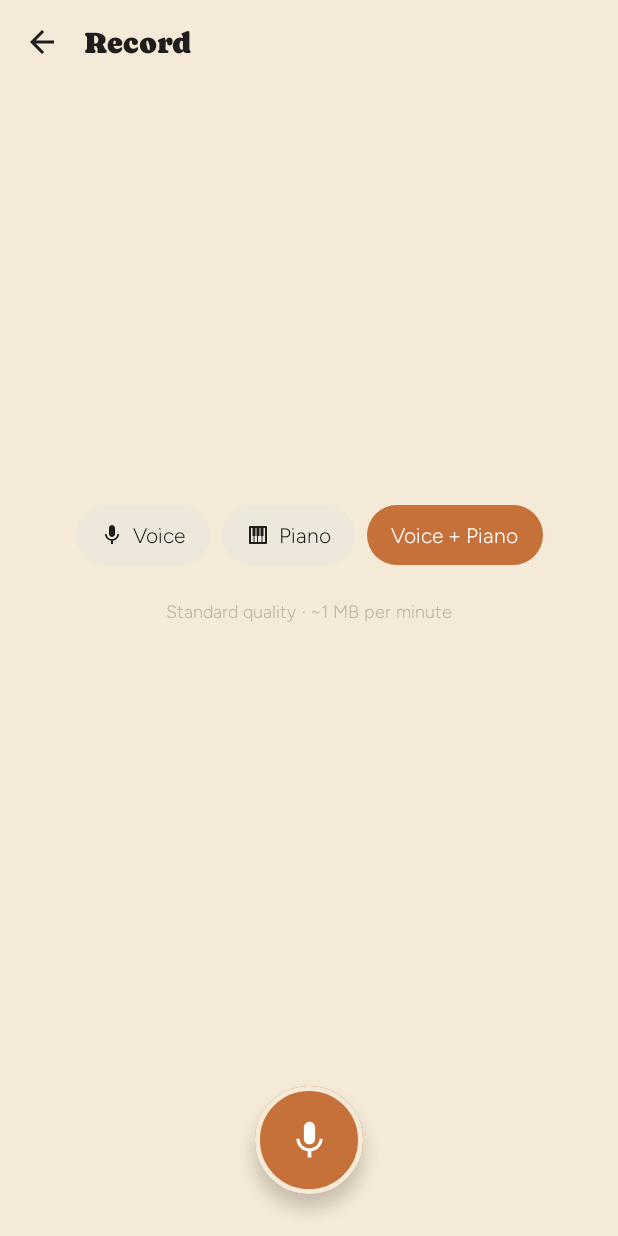
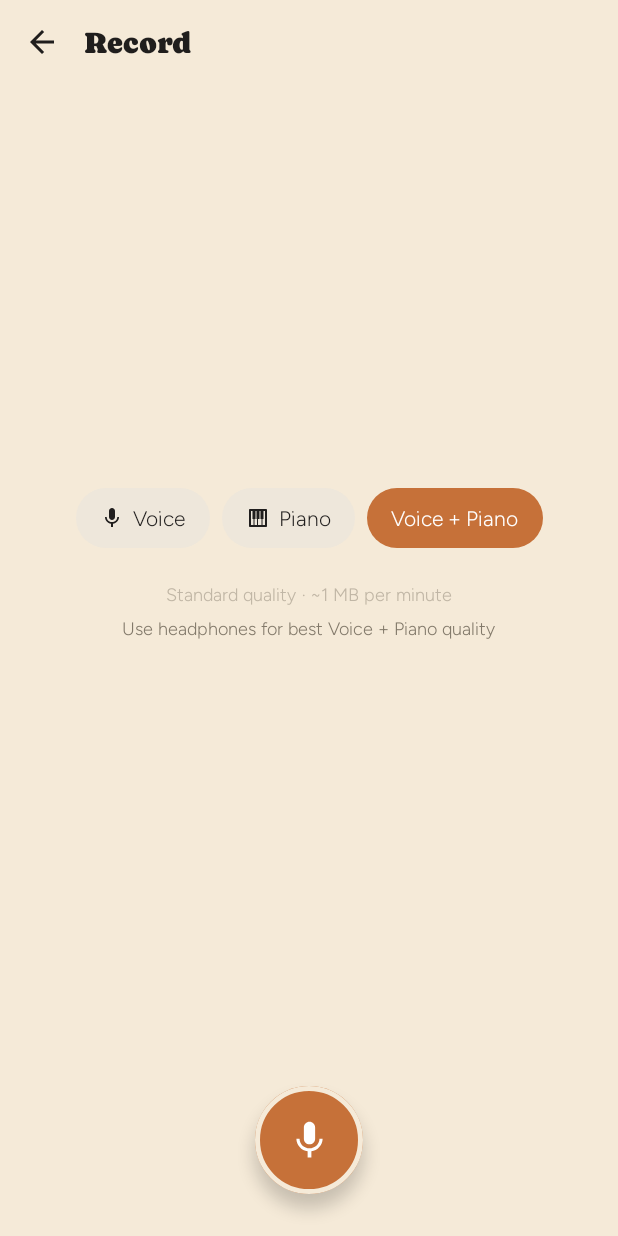
Before and after one commit to Cyber4036/SongPad, an Android app built with Jetpack Compose: the composable RecordScreen called with empty values, after a tap on "Voice + Piano", on a phone screen of 412 x 824 dp. Run offline under Robolectric (Android 15) with nearby library versions, the light colour scheme and no system bars; our stand-ins replace Dagger/Hilt's generated code, Navigation 3; network calls fail; 9 statements that could not run were skipped; 3 other taps on this screen came first.

Commit message:
feat(audio): use generic input preset and digital piano capture mix (amends ADR-0035)

```diff
--- a/core/audio/src/main/kotlin/com/songpad/core/audio/piano/NativePiano.kt
+++ b/core/audio/src/main/kotlin/com/songpad/core/audio/piano/NativePiano.kt
@@ -15,8 +15,8 @@ class NativePiano : AutoCloseable {
     fun noteOff(note: Int) = nativeNoteOff(handle, note)
     fun allNotesOff() = nativeAllNotesOff(handle)
 
-    /** ADR-0035: mix the sampler's output into the capture stream (process-wide; see sampler_tap.h). */
-    fun setCaptureMix(enabled: Boolean) = nativeSetCaptureMix(enabled)
+    /** ADR-0035 (amended): mix the sampler's output into the capture stream (process-wide; see sampler_tap.h). */
+    fun setCaptureMix(enabled: Boolean, replaceMic: Boolean = false) = nativeSetCaptureMix(enabled, replaceMic)
 
     override fun close() {
         if (handle != 0L) { nativeClose(handle); nativeDestroy(handle); handle = 0L }
@@ -32,7 +32,7 @@ class NativePiano : AutoCloseable {
     private external fun nativeNoteOn(handle: Long, note: Int, velocity: Int)
     private external fun nativeNoteOff(handle: Long, note: Int)
     private external fun nativeAllNotesOff(handle: Long)
-    private external fun nativeSetCaptureMix(enabled: Boolean)
+    private external fun nativeSetCaptureMix(enabled: Boolean, replaceMic: Boolean)
 
     companion object {
         init { System.loadLibrary("songpad_audio") }
--- a/core/audio/src/main/kotlin/com/songpad/core/audio/piano/PianoSamplerEngineImpl.kt
+++ b/core/audio/src/main/kotlin/com/songpad/core/audio/piano/PianoSamplerEngineImpl.kt
@@ -9,6 +9,7 @@ import android.os.Looper
 import com.songpad.core.model.error.PianoError
 import com.songpad.core.model.error.domainFailure
 import com.songpad.core.model.piano.PianoSamplerEngine
+import com.songpad.core.model.take.TakeType
 import dagger.hilt.android.qualifiers.ApplicationContext
 import kotlinx.coroutines.CoroutineScope
 import kotlinx.coroutines.Dispatchers
@@ -28,9 +29,9 @@ import javax.inject.Singleton
  * the native Oboe sampler through [NativePiano]. §8.1: loading starts at screen-open, not at the
  * Piano-mode toggle, so [loadAsync] should be called once when the capture screen appears.
  *
- * ADR-0035 (amends §8.1): while armed, the output route is watched. On headphones there is no acoustic
- * path from speaker to mic, so the sampler is mixed digitally into the capture stream; on the speaker it
- * is not, because the mic already hears it and mixing as well would double every note.
+ * ADR-0035 (amended): while armed, the sampler is mixed digitally into the capture stream.
+ * For PIANO takes, the microphone is muted (replaceMic = true) so the take contains clean digital
+ * piano without room noise. For VOICE_PIANO takes, the piano is mixed with live microphone audio.
  */
 @Singleton
 class PianoSamplerEngineImpl @Inject constructor(
@@ -44,14 +45,7 @@ class PianoSamplerEngineImpl @Inject constructor(
     override val loaded: StateFlow<Boolean> = _loaded.asStateFlow()
 
     private var loadStarted = false
-
-    private val audioManager = context.getSystemService(AudioManager::class.java)
-    private val mainHandler = Handler(Looper.getMainLooper())
-    private var routeWatching = false
-    private val routeCallback = object : AudioDeviceCallback() {
-        override fun onAudioDevicesAdded(addedDevices: Array<out AudioDeviceInfo>) = updateCaptureMix()
-        override fun onAudioDevicesRemoved(removedDevices: Array<out AudioDeviceInfo>) = updateCaptureMix()
-    }
+    private var armedMode: TakeType = TakeType.PIANO
 
     override fun loadAsync() {
         if (loadStarted) return
@@ -87,39 +81,28 @@ class PianoSamplerEngineImpl @Inject constructor(
         }
     }
 
-    override fun arm(): Result<Unit> {
+    override fun arm(mode: TakeType): Result<Unit> {
+        armedMode = mode
         val openResult = native.open()
         if (openResult != 0) return domainFailure(PianoError.StreamOpenFailed("open result $openResult"))
         val startResult = native.start()
         if (startResult != 0) return domainFailure(PianoError.StreamOpenFailed("start result $startResult"))
-        startRouteWatch()
+        startCaptureMix()
         return Result.success(Unit)
     }
 
     override fun disarm() {
-        stopRouteWatch()
+        stopCaptureMix()
         native.allNotesOff()
         native.stop()
     }
 
-    private fun startRouteWatch() {
-        if (routeWatching) return
-        routeWatching = true
-        // Registering fires onAudioDevicesAdded with the current devices, which sets the initial mix state.
-        audioManager.registerAudioDeviceCallback(routeCallback, mainHandler)
-        updateCaptureMix()
+    private fun startCaptureMix() {
+        native.setCaptureMix(enabled = true, replaceMic = armedMode == TakeType.PIANO)
     }
 
-    private fun stopRouteWatch() {
-        if (!routeWatching) return
-        routeWatching = false
-        audioManager.unregisterAudioDeviceCallback(routeCallback)
-        native.setCaptureMix(false)
-    }
-
-    private fun updateCaptureMix() {
-        if (!routeWatching) return
-        native.setCaptureMix(audioManager.getDevices(AudioManager.GET_DEVICES_OUTPUTS).any { it.type in HEADPHONE_TYPES })
+    private fun stopCaptureMix() {
+        native.setCaptureMix(enabled = false, replaceMic = false)
     }
 
     override fun noteOn(note: Int, velocity: Int) = native.noteOn(note, velocity)
@@ -130,13 +113,5 @@ class PianoSamplerEngineImpl @Inject constructor(
     companion object {
         private const val ASSETS_DIR = "piano"
         private const val MANIFEST_PATH = "$ASSETS_DIR/manifest.json"
-
-        /** Output routes with no acoustic path back to the built-in mic. */
-        private val HEADPHONE_TYPES = setOf(
-            AudioDeviceInfo.TYPE_WIRED_HEADPHONES, AudioDeviceInfo.TYPE_WIRED_HEADSET,
-            AudioDeviceInfo.TYPE_USB_HEADSET, AudioDeviceInfo.TYPE_BLUETOOTH_A2DP,
-            AudioDeviceInfo.TYPE_BLUETOOTH_SCO, AudioDeviceInfo.TYPE_BLE_HEADSET,
-            AudioDeviceInfo.TYPE_HEARING_AID,
-        )
     }
 }
--- a/core/data/testing/src/main/kotlin/com/songpad/core/data/testing/FakePianoSamplerEngine.kt
+++ b/core/data/testing/src/main/kotlin/com/songpad/core/data/testing/FakePianoSamplerEngine.kt
@@ -1,6 +1,7 @@
 package com.songpad.core.data.testing
 
 import com.songpad.core.model.piano.PianoSamplerEngine
+import com.songpad.core.model.take.TakeType
 import kotlinx.coroutines.flow.MutableStateFlow
 import kotlinx.coroutines.flow.StateFlow
 
@@ -13,6 +14,7 @@ class FakePianoSamplerEngine : PianoSamplerEngine {
     var disarmCallCount = 0
     var releaseCallCount = 0
     var armResult: Result<Unit> = Result.success(Unit)
+    var lastArmedMode: TakeType? = null
     val noteOnCalls = mutableListOf<Pair<Int, Int>>()
     val noteOffCalls = mutableListOf<Int>()
 
@@ -20,7 +22,7 @@ class FakePianoSamplerEngine : PianoSamplerEngine {
     fun completeLoad() { _loaded.value = true }
 
     override fun loadAsync() { loadAsyncCallCount++ }
-    override fun arm(): Result<Unit> { armCallCount++; return armResult }
+    override fun arm(mode: TakeType): Result<Unit> { armCallCount++; lastArmedMode = mode; return armResult }
     override fun disarm() { disarmCallCount++ }
     override fun noteOn(note: Int, velocity: Int) { noteOnCalls += note to velocity }
     override fun noteOff(note: Int) { noteOffCalls += note }
--- a/core/model/src/main/kotlin/com/songpad/core/model/piano/PianoSamplerEngine.kt
+++ b/core/model/src/main/kotlin/com/songpad/core/model/piano/PianoSamplerEngine.kt
@@ -1,5 +1,6 @@
 package com.songpad.core.model.piano
 
+import com.songpad.core.model.take.TakeType
 import kotlinx.coroutines.flow.StateFlow
 
 // ── §15-style contract (added post-Week-1: the sampler wasn't started until S-2/S-3 returned go
@@ -19,7 +20,7 @@ interface PianoSamplerEngine {
     fun loadAsync()
 
     /** Opens and starts the output stream. Call when Piano / Voice+Piano mode is armed. */
-    fun arm(): Result<Unit>
+    fun arm(mode: TakeType = TakeType.PIANO): Result<Unit>
 
     /** Stops the output stream but keeps it open, so re-arming within the same screen is cheap. */
     fun disarm()
--- a/feature/capture/src/main/kotlin/com/songpad/feature/capture/CaptureViewModel.kt
+++ b/feature/capture/src/main/kotlin/com/songpad/feature/capture/CaptureViewModel.kt
@@ -80,11 +80,14 @@ class CaptureViewModel @Inject constructor(
         // §8.1: sample loading begins when the screen opens, never gated behind the Piano toggle.
         piano.loadAsync()
         // The Oboe output stream itself only needs to be armed while the mic is actually capturing
-        // it acoustically (§8.1 Phase 0 model), so drive it off every path that enters/leaves
-        // Recording rather than duplicating arm()/disarm() calls in start()/pause()/save()/discard().
+        // (§8.1 / ADR-0035), so drive it off every path that enters/leaves Recording.
         viewModelScope.launch {
-            state.map { it.isCapturingPiano() }.distinctUntilChanged().collect { capturing ->
-                if (capturing) piano.arm() else piano.disarm()
+            state.map { (it as? CaptureState.Recording)?.type }.distinctUntilChanged().collect { type ->
+                if (type != null && type != TakeType.VOICE) {
+                    piano.arm(type)
+                } else {
+                    piano.disarm()
+                }
             }
         }
         viewModelScope.launch { engine.state.collect { store.dispatch(CaptureIntent.EngineChanged(it)) } }
--- a/feature/capture/src/main/kotlin/com/songpad/feature/capture/ui/RecordScreen.kt
+++ b/feature/capture/src/main/kotlin/com/songpad/feature/capture/ui/RecordScreen.kt
@@ -233,6 +233,10 @@ private fun ReadyBody(state: CaptureState.Ready, dispatch: (CaptureIntent) -> Un
         when (state.qualityMode) { QualityMode.STANDARD -> "Standard quality · ~1 MB per minute"; QualityMode.LOSSLESS -> "Lossless quality · ~4 MB per minute" },
         style = MaterialTheme.typography.bodySmall, color = c.textTertiary,
     )
+    if (state.type == TakeType.VOICE_PIANO) {
+        Spacer(Modifier.height(Spacing.sm))
+        Text("Use headphones for best Voice + Piano quality", style = MaterialTheme.typography.bodySmall, color = c.textSecondary)
+    }
     if (state.permission != PermissionState.Granted) {
         Spacer(Modifier.height(Spacing.sm))
         Text("Tap Record to allow the microphone.", style = MaterialTheme.typography.bodySmall, color = c.textSecondary)
```
Also changed, not shown: 5 other files.
